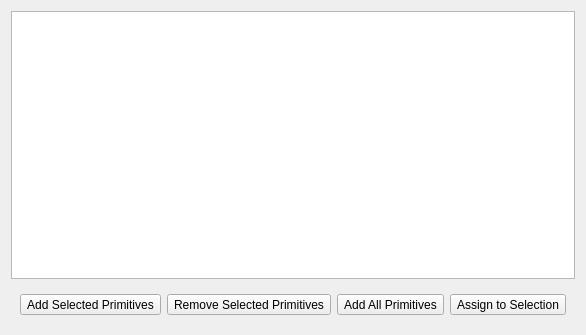
cryos/avogadro, file avogadro/src/engineprimitiveswidget.ui: the form before one commit.
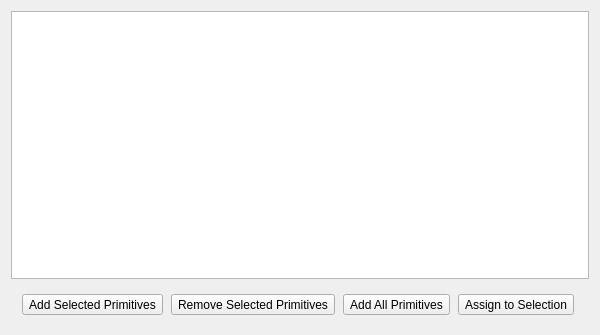
The form after the commit. Icons and pictures are not drawn. Custom widgets are drawn as their Qt base class.

Commit message: Remove string mentioning "Engine"

Diff of the .ui file:
```diff
--- a/avogadro/src/engineprimitiveswidget.ui
+++ b/avogadro/src/engineprimitiveswidget.ui
@@ -5,7 +5,7 @@
    <rect>
     <x>0</x>
     <y>0</y>
-    <width>445</width>
+    <width>600</width>
     <height>335</height>
    </rect>
   </property>
```
Left out of the diff: 14 changed lines with no effect on the pictures.
